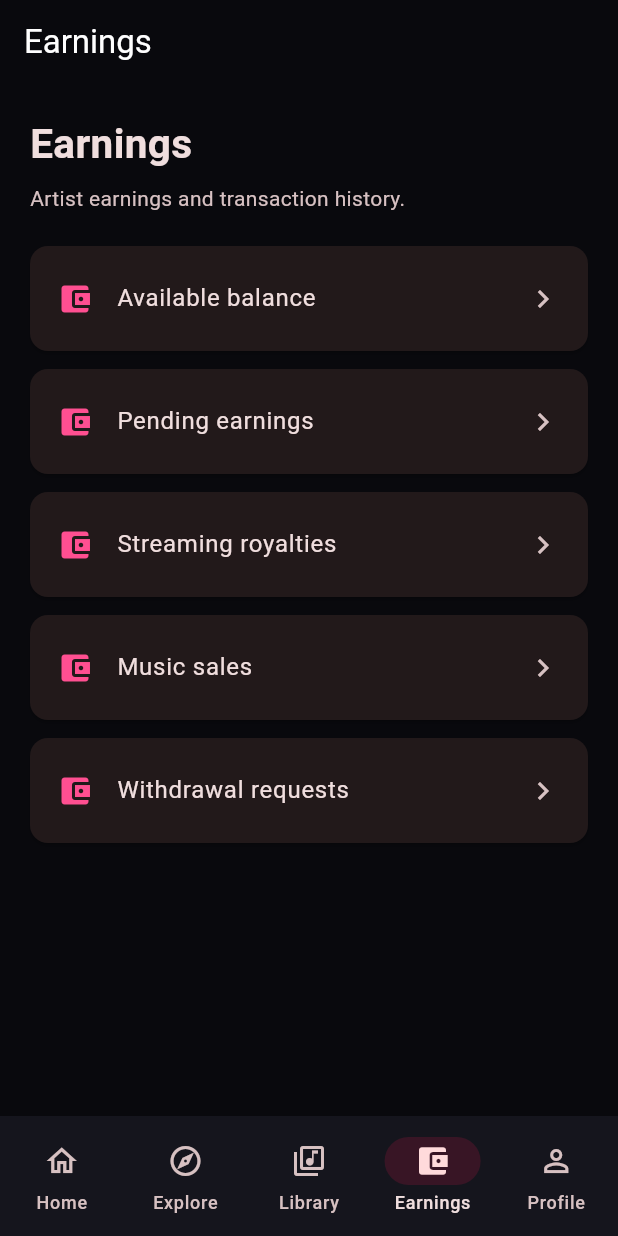
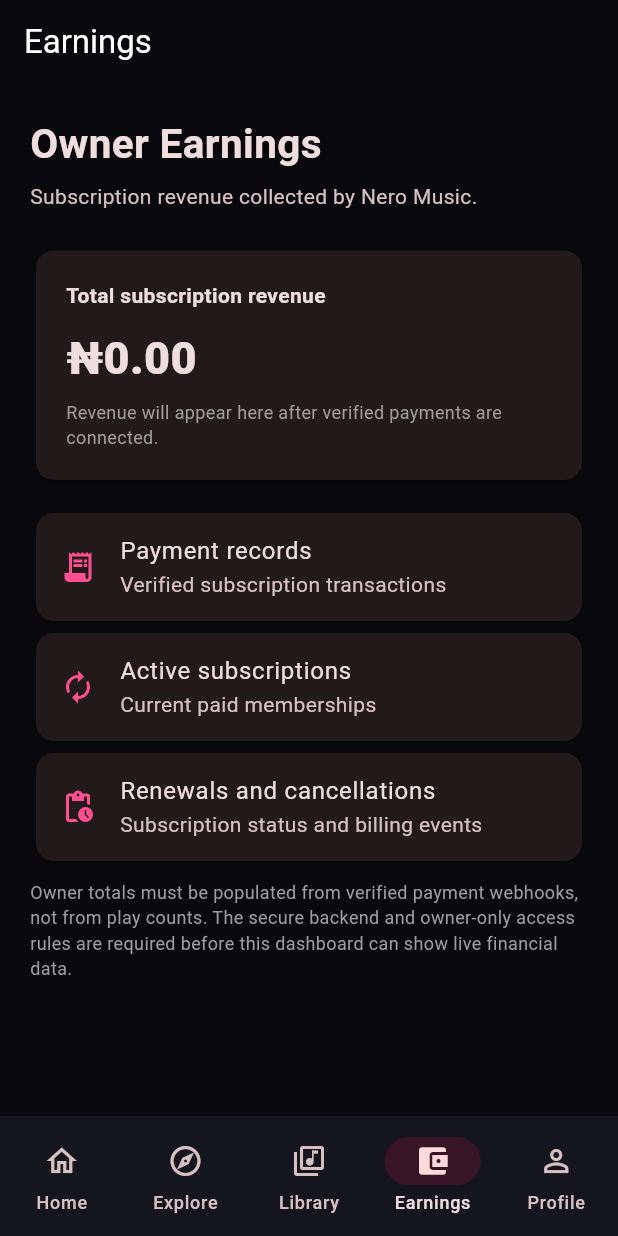
Before and after one commit to energizearier247-boop/Nero-Music, a Flutter app: the screen it shows once a user with an empty profile is signed in, item 4 of the bottom bar chosen, on a phone screen of 412 x 824 dp. Run offline on Flutter 3.47's test engine with Material 3 defaults, Android fonts, the phone set to English and light mode, and no system bars; our stand-ins replace just_audio, shared_preferences, supabase_flutter; accounts and stored records are empty; network calls fail.

Commit message:
Add files via upload

```diff
--- a/lib/main.dart
+++ b/lib/main.dart
@@ -580,7 +580,7 @@ class _NeroHomeScreenState extends State<NeroHomeScreen> {
       const _HomeTab(),
       const SearchScreen(),
       const LibraryScreen(),
-      _ListTab(title: 'Earnings', subtitle: 'Artist earnings and transaction history.', items: const ['Available balance', 'Pending earnings', 'Streaming royalties', 'Music sales', 'Withdrawal requests']),
+      const _OwnerEarningsTab(),
       const _ProfileTab(),
     ];
     return Scaffold(
@@ -1300,6 +1300,112 @@ class _LibraryScreenState extends State<LibraryScreen> {
   );
 }
 
+class SubscriptionScreen extends StatefulWidget {
+  const SubscriptionScreen({super.key});
+
+  @override
+  State<SubscriptionScreen> createState() => _SubscriptionScreenState();
+}
+
+class _SubscriptionScreenState extends State<SubscriptionScreen> {
+  bool _busy = false;
+  String? _message;
+
+  Future<void> _startCheckout() async {
+    if (Supabase.instance.client.auth.currentUser == null) {
+      setState(() => _message = 'Please sign in before subscribing.');
+      return;
+    }
+    setState(() { _busy = true; _message = null; });
+    try {
+      // The secure Edge Function must be deployed and configured with Paystack
+      // secret keys before checkout can be enabled in production.
+      final response = await Supabase.instance.client.functions.invoke(
+        'create-subscription-checkout',
+        body: {'plan': 'listener_monthly', 'amount_kobo': 200000},
+      );
+      final data = response.data;
+      if (data is Map && data['checkout_url'] is String) {
+        setState(() => _message =
+            'Checkout is ready. Open this link in your browser: ${data['checkout_url']}');
+      } else {
+        setState(() => _message =
+            'Payment setup is not complete yet. No payment has been taken.');
+      }
+    } catch (_) {
+      setState(() => _message =
+          'Could not start checkout. Please try again later. No payment has been taken.');
+    } finally {
+      if (mounted) setState(() => _busy = false);
+    }
+  }
+
+  @override
+  Widget build(BuildContext context) => Scaffold(
+    appBar: AppBar(title: const Text('Nero Music Premium')),
+    body: ListView(padding: const EdgeInsets.all(20), children: [
+      Container(
+        padding: const EdgeInsets.all(24),
+        decoration: BoxDecoration(
+          gradient: const LinearGradient(colors: [neroRed, neroPink]),
+          borderRadius: BorderRadius.circular(24),
+        ),
+        child: const Column(crossAxisAlignment: CrossAxisAlignment.start, children: [
+          Icon(Icons.headphones, color: Colors.white, size: 34),
+          SizedBox(height: 18),
+          Text('LISTENER MONTHLY', style: TextStyle(color: Colors.white70, fontWeight: FontWeight.w700, letterSpacing: 1.2)),
+          SizedBox(height: 8),
+          Text('₦2,000 / month', style: TextStyle(color: Colors.white, fontSize: 28, fontWeight: FontWeight.w900)),
+          SizedBox(height: 8),
+          Text('Stream music with a monthly membership.', style: TextStyle(color: Colors.white)),
+        ]),
+      ),
+      const SizedBox(height: 22),
+      const Text('Your membership', style: TextStyle(fontSize: 22, fontWeight: FontWeight.bold)),
+      const SizedBox(height: 12),
+      const ListTile(leading: Icon(Icons.check_circle_outline, color: neroPink), title: Text('Monthly access to listener streaming')),
+      const ListTile(leading: Icon(Icons.check_circle_outline, color: neroPink), title: Text('Secure payment confirmation')),
+      const ListTile(leading: Icon(Icons.check_circle_outline, color: neroPink), title: Text('Manage renewal and cancellation')),
+      const SizedBox(height: 14),
+      FilledButton(
+        onPressed: _busy ? null : _startCheckout,
+        child: Text(_busy ? 'Preparing checkout…' : 'Subscribe for ₦2,000/month'),
+      ),
+      if (_message != null) ...[
+        const SizedBox(height: 14),
+        SelectableText(_message!, style: TextStyle(color: Theme.of(context).colorScheme.onSurfaceVariant)),
+      ],
+      const SizedBox(height: 12),
+      const Text('Subscription billing will only begin after secure checkout and payment verification are configured.', style: TextStyle(fontSize: 12, color: Colors.grey)),
+    ]),
+  );
+}
+
+class _OwnerEarningsTab extends StatelessWidget {
+  const _OwnerEarningsTab();
+
+  @override
+  Widget build(BuildContext context) => ListView(padding: const EdgeInsets.all(20), children: [
+    const Text('Owner Earnings', style: TextStyle(fontSize: 27, fontWeight: FontWeight.bold)),
+    const SizedBox(height: 6),
+    Text('Subscription revenue collected by Nero Music.', style: TextStyle(color: Theme.of(context).colorScheme.onSurfaceVariant)),
+    const SizedBox(height: 22),
+    Card(child: Padding(padding: const EdgeInsets.all(20), child: Column(crossAxisAlignment: CrossAxisAlignment.start, children: [
+      const Text('Total subscription revenue', style: TextStyle(fontWeight: FontWeight.w600)),
+      const SizedBox(height: 10),
+      const Text('₦0.00', style: TextStyle(fontSize: 30, fontWeight: FontWeight.w900)),
+      const SizedBox(height: 6),
+      const Text('Revenue will appear here after verified payments are connected.', style: TextStyle(fontSize: 12, color: Colors.grey)),
+    ]))),
+    const SizedBox(height: 14),
+    const Card(child: ListTile(leading: Icon(Icons.receipt_long, color: neroPink), title: Text('Payment records'), subtitle: Text('Verified subscription transactions'))),
+    const Card(child: ListTile(leading: Icon(Icons.autorenew, color: neroPink), title: Text('Active subscriptions'), subtitle: Text('Current paid memberships'))),
+    const Card(child: ListTile(leading: Icon(Icons.pending_actions, color: neroPink), title: Text('Renewals and cancellations'), subtitle: Text('Subscription status and billing events'))),
+    const SizedBox(height: 8),
+    const Text('Owner totals must be populated from verified payment webhooks, not from play counts. The secure backend and owner-only access rules are required before this dashboard can show live financial data.', style: TextStyle(fontSize: 12, color: Colors.grey)),
+  ]);
+}
+
 class _ListTab extends StatelessWidget {
   const _ListTab({required this.title, required this.subtitle, required this.items});
   final String title;
```
